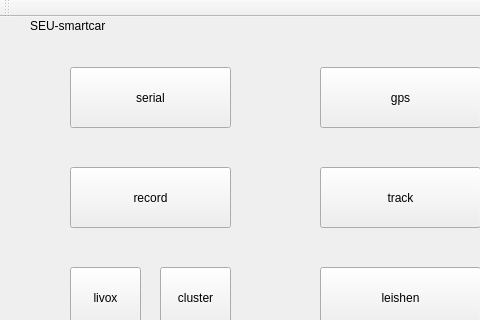
zshiningstar/intelligent_logistics_car, file src/ui_config/smartcar/mainwindow.ui: the form before one commit; both pictures show x 0 to 480 and y 0 to 320 of the 565 by 426 pixel window.
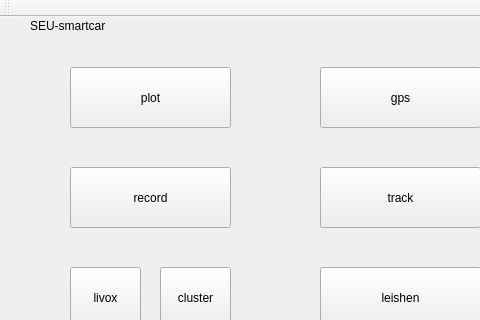
The form after the commit.

Patch:
```diff
--- a/src/ui_config/smartcar/mainwindow.ui
+++ b/src/ui_config/smartcar/mainwindow.ui
@@ -33,7 +33,7 @@
      </sizepolicy>
     </property>
     <property name="text">
-     <string>serial</string>
+     <string>plot</string>
     </property>
    </widget>
    <widget class="QLabel" name="describe">
```
Left out of the diff: 2 changed lines with no effect on the pictures.
